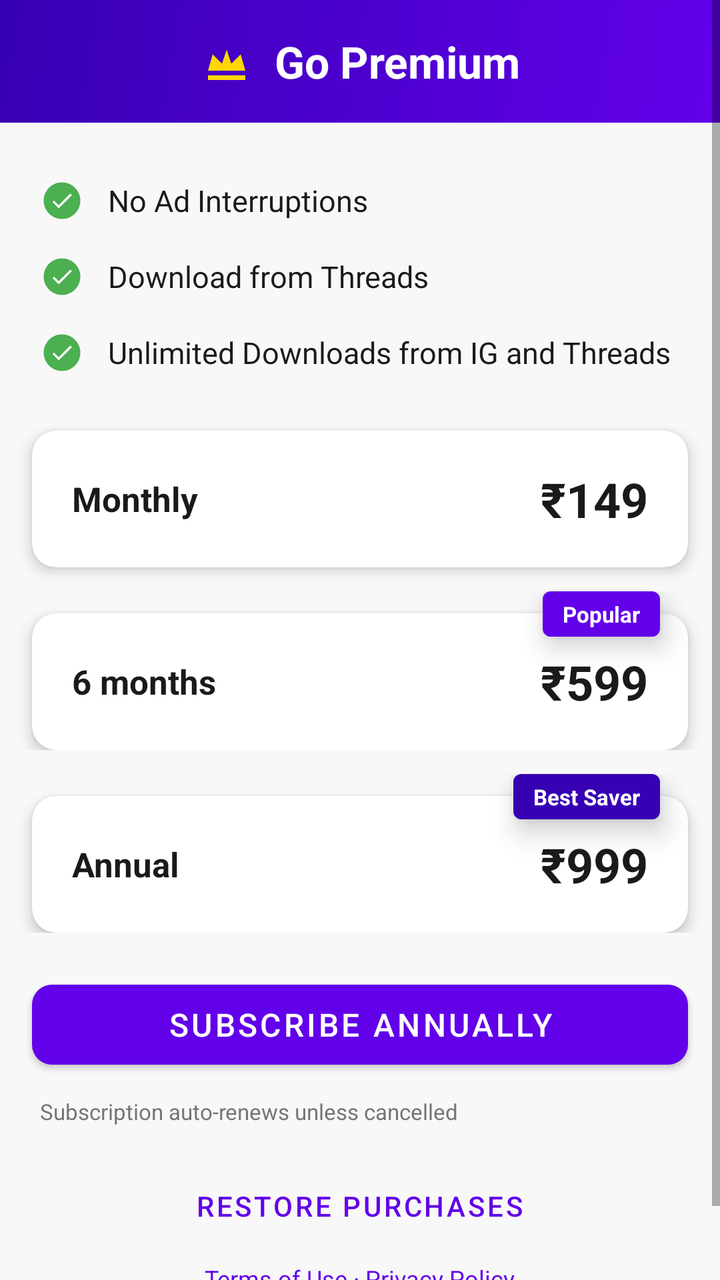
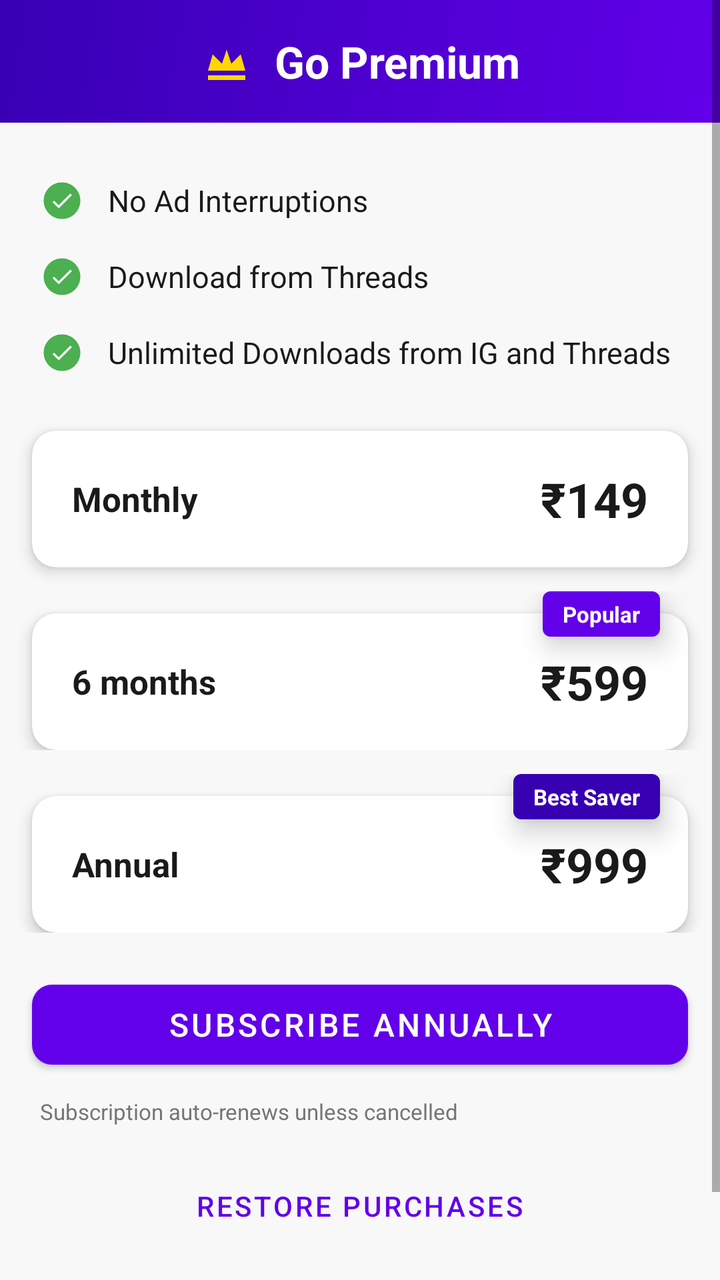

An Android layout rendered at two revisions. The XML below is the earlier revision; the diff shows what the commit changed to produce the second picture.
<!-- AndroidManifest.xml: application theme Theme.InstaGet -->
<!-- res/layout/fragment_premium.xml -->
<?xml version="1.0" encoding="utf-8"?>
<ScrollView xmlns:android="http://schemas.android.com/apk/res/android"
    xmlns:app="http://schemas.android.com/apk/res-auto"
    android:layout_width="match_parent"
    android:layout_height="match_parent"
    android:background="@color/backgroundColor">

    <LinearLayout
        android:layout_width="match_parent"
        android:layout_height="wrap_content"
        android:orientation="vertical">

        
        <LinearLayout
            android:layout_width="match_parent"
            android:layout_height="wrap_content"
            android:background="@drawable/bg_premium_gradient"
            android:gravity="center"
            android:orientation="horizontal"
            android:paddingHorizontal="24dp"
            android:paddingVertical="16dp">

            <ImageView
                android:layout_width="28dp"
                android:layout_height="28dp"
                android:src="@drawable/ic_crown"
                android:contentDescription="@null" />

            <TextView
                android:layout_width="wrap_content"
                android:layout_height="wrap_content"
                android:layout_marginStart="10dp"
                android:text="@string/label_go_premium"
                android:textColor="@color/white"
                android:textSize="22sp"
                android:textStyle="bold" />

        </LinearLayout>

        
        <com.google.android.material.progressindicator.LinearProgressIndicator
            android:id="@+id/billingLoadingIndicator"
            android:layout_width="match_parent"
            android:layout_height="wrap_content"
            android:visibility="gone"
            app:indicatorColor="@color/colorPrimary"
            app:trackCornerRadius="0dp" />

        
        <LinearLayout
            android:layout_width="match_parent"
            android:layout_height="wrap_content"
            android:orientation="vertical"
            android:paddingHorizontal="20dp"
            android:paddingTop="20dp"
            android:paddingBottom="4dp">

            
            <LinearLayout
                android:layout_width="match_parent"
                android:layout_height="wrap_content"
                android:orientation="horizontal"
                android:gravity="center_vertical"
                android:paddingVertical="8dp">

                <ImageView
                    android:layout_width="22dp"
                    android:layout_height="22dp"
                    android:src="@drawable/ic_feature_tick"
                    android:contentDescription="@null" />

                <TextView
                    android:layout_width="0dp"
                    android:layout_height="wrap_content"
                    android:layout_weight="1"
                    android:layout_marginStart="12dp"
                    android:text="No Ad Interruptions"
                    android:textColor="@color/textPrimary"
                    android:textSize="15sp" />

            </LinearLayout>

            
            <LinearLayout
                android:layout_width="match_parent"
                android:layout_height="wrap_content"
                android:orientation="horizontal"
                android:gravity="center_vertical"
                android:paddingVertical="8dp">

                <ImageView
                    android:layout_width="22dp"
                    android:layout_height="22dp"
                    android:src="@drawable/ic_feature_tick"
                    android:contentDescription="@null" />

                <TextView
                    android:layout_width="0dp"
                    android:layout_height="wrap_content"
                    android:layout_weight="1"
                    android:layout_marginStart="12dp"
                    android:text="Download from Threads"
                    android:textColor="@color/textPrimary"
                    android:textSize="15sp" />

            </LinearLayout>

            
            <LinearLayout
                android:layout_width="match_parent"
                android:layout_height="wrap_content"
                android:orientation="horizontal"
                android:gravity="center_vertical"
                android:paddingVertical="8dp">

                <ImageView
                    android:layout_width="22dp"
                    android:layout_height="22dp"
                    android:src="@drawable/ic_feature_tick"
                    android:contentDescription="@null" />

                <TextView
                    android:layout_width="0dp"
                    android:layout_height="wrap_content"
                    android:layout_weight="1"
                    android:layout_marginStart="12dp"
                    android:text="Unlimited Downloads from IG and Threads"
                    android:textColor="@color/textPrimary"
                    android:textSize="15sp" />

            </LinearLayout>

        </LinearLayout>

        
        <com.google.android.material.card.MaterialCardView
            android:id="@+id/cardMonthly"
            android:layout_width="match_parent"
            android:layout_height="wrap_content"
            android:layout_marginHorizontal="16dp"
            android:layout_marginTop="16dp"
            android:clickable="true"
            android:focusable="true"
            app:cardCornerRadius="12dp"
            app:cardElevation="4dp"
            app:cardBackgroundColor="@color/surface">

            <LinearLayout
                android:layout_width="match_parent"
                android:layout_height="wrap_content"
                android:orientation="horizontal"
                android:gravity="center_vertical"
                android:paddingHorizontal="20dp"
                android:paddingVertical="18dp">

                <TextView
                    android:layout_width="0dp"
                    android:layout_height="wrap_content"
                    android:layout_weight="1"
                    android:text="@string/label_monthly_plan"
                    android:textColor="@color/textPrimary"
                    android:textSize="17sp"
                    android:textStyle="bold" />

                <TextView
                    android:id="@+id/tvMonthlyPrice"
                    android:layout_width="wrap_content"
                    android:layout_height="wrap_content"
                    android:text="₹149"
                    android:textColor="@color/textPrimary"
                    android:textSize="24sp"
                    android:textStyle="bold" />

            </LinearLayout>

        </com.google.android.material.card.MaterialCardView>

        
        
        
        <FrameLayout
            android:layout_width="match_parent"
            android:layout_height="wrap_content"
            android:layout_marginHorizontal="8dp"
            android:layout_marginTop="12dp">

            
            <com.google.android.material.card.MaterialCardView
                android:id="@+id/cardSemiAnnual"
                android:layout_width="match_parent"
                android:layout_height="wrap_content"
                android:layout_marginHorizontal="8dp"
                android:layout_marginTop="11dp"
                android:clickable="true"
                android:focusable="true"
                app:cardCornerRadius="12dp"
                app:cardElevation="4dp"
                app:cardBackgroundColor="@color/surface">

                <LinearLayout
                    android:layout_width="match_parent"
                    android:layout_height="wrap_content"
                    android:orientation="horizontal"
                    android:gravity="center_vertical"
                    android:paddingHorizontal="20dp"
                    android:paddingVertical="18dp">

                    <TextView
                        android:layout_width="0dp"
                        android:layout_height="wrap_content"
                        android:layout_weight="1"
                        android:text="@string/label_semi_annual_plan"
                        android:textColor="@color/textPrimary"
                        android:textSize="17sp"
                        android:textStyle="bold" />

                    <TextView
                        android:id="@+id/tvSemiAnnualPrice"
                        android:layout_width="wrap_content"
                        android:layout_height="wrap_content"
                        android:text="₹599"
                        android:textColor="@color/textPrimary"
                        android:textSize="24sp"
                        android:textStyle="bold" />

                </LinearLayout>

            </com.google.android.material.card.MaterialCardView>

            
            
            <TextView
                android:id="@+id/badgePopular"
                android:layout_width="wrap_content"
                android:layout_height="wrap_content"
                android:layout_gravity="top|end"
                android:layout_marginEnd="22dp"
                android:elevation="8dp"
                android:background="@drawable/ic_popular_badge"
                android:paddingHorizontal="10dp"
                android:paddingVertical="4dp"
                android:text="@string/label_popular"
                android:textColor="@color/white"
                android:textSize="11sp"
                android:textStyle="bold" />

        </FrameLayout>

        
        <FrameLayout
            android:layout_width="match_parent"
            android:layout_height="wrap_content"
            android:layout_marginHorizontal="8dp"
            android:layout_marginTop="12dp">

            
            <com.google.android.material.card.MaterialCardView
                android:id="@+id/cardAnnual"
                android:layout_width="match_parent"
                android:layout_height="wrap_content"
                android:layout_marginHorizontal="8dp"
                android:layout_marginTop="11dp"
                android:clickable="true"
                android:focusable="true"
                app:cardCornerRadius="12dp"
                app:cardElevation="4dp"
                app:cardBackgroundColor="@color/surface">

                <LinearLayout
                    android:layout_width="match_parent"
                    android:layout_height="wrap_content"
                    android:orientation="horizontal"
                    android:gravity="center_vertical"
                    android:paddingHorizontal="20dp"
                    android:paddingVertical="18dp">

                    <TextView
                        android:layout_width="0dp"
                        android:layout_height="wrap_content"
                        android:layout_weight="1"
                        android:text="@string/label_annual_plan"
                        android:textColor="@color/textPrimary"
                        android:textSize="17sp"
                        android:textStyle="bold" />

                    <TextView
                        android:id="@+id/tvAnnualPrice"
                        android:layout_width="wrap_content"
                        android:layout_height="wrap_content"
                        android:text="₹999"
                        android:textColor="@color/textPrimary"
                        android:textSize="24sp"
                        android:textStyle="bold" />

                </LinearLayout>

            </com.google.android.material.card.MaterialCardView>

            
            <TextView
                android:id="@+id/badgeBestValue"
                android:layout_width="wrap_content"
                android:layout_height="wrap_content"
                android:layout_gravity="top|end"
                android:layout_marginEnd="22dp"
                android:elevation="8dp"
                android:background="@drawable/ic_best_value_badge"
                android:paddingHorizontal="10dp"
                android:paddingVertical="4dp"
                android:text="@string/label_save_50"
                android:textColor="@color/white"
                android:textSize="11sp"
                android:textStyle="bold" />

        </FrameLayout>

        
        <com.google.android.material.button.MaterialButton
            android:id="@+id/btnSubscribe"
            android:layout_width="match_parent"
            android:layout_height="52dp"
            android:layout_marginHorizontal="16dp"
            android:layout_marginTop="20dp"
            android:text="Subscribe Annually"
            android:textColor="@color/white"
            android:textSize="16sp"
            app:backgroundTint="@color/colorPrimary"
            app:cornerRadius="10dp" />

        
        <TextView
            android:layout_width="wrap_content"
            android:layout_height="wrap_content"
            android:layout_marginHorizontal="20dp"
            android:layout_marginTop="10dp"
            android:text="@string/label_ongoing_offer"
            android:textColor="@color/textSecondary"
            android:textSize="11sp" />

        
        <com.google.android.material.button.MaterialButton
            android:id="@+id/btnRestore"
            style="@style/Widget.MaterialComponents.Button.TextButton"
            android:layout_width="wrap_content"
            android:layout_height="wrap_content"
            android:layout_gravity="center_horizontal"
            android:layout_marginTop="16dp"
            android:layout_marginHorizontal="16dp"
            android:text="@string/btn_restore_purchases"
            android:textColor="@color/colorPrimary" />

        
        <TextView
            android:layout_width="wrap_content"
            android:layout_height="wrap_content"
            android:layout_gravity="center_horizontal"
            android:layout_marginTop="4dp"
            android:layout_marginBottom="32dp"
            android:layout_marginHorizontal="16dp"
            android:text="@string/label_terms_privacy"
            android:textColor="@color/colorPrimary"
            android:textSize="12sp" />

    </LinearLayout>

</ScrollView>
<!-- resources referenced by this layout -->
<resources>
  <color name="backgroundColor">#F8F8F8</color>
  <color name="colorPrimary">#6200EA</color>
  <color name="surface">#FFFFFF</color>
  <color name="textPrimary">#1A1A1A</color>
  <color name="textSecondary">#757575</color>
  <color name="white">#FFFFFF</color>
  <!-- drawable bg_premium_gradient (drawable) -->
  <?xml version="1.0" encoding="utf-8"?>
  <shape xmlns:android="http://schemas.android.com/apk/res/android"
      android:shape="rectangle">
      <gradient
          android:angle="135"
          android:startColor="#6200EA"
          android:endColor="#3700B3"
          android:type="linear" />
  </shape>
  <!-- drawable ic_best_value_badge (drawable) -->
  <?xml version="1.0" encoding="utf-8"?>
  <shape xmlns:android="http://schemas.android.com/apk/res/android"
      android:shape="rectangle">
      <solid android:color="#3700B3" />
      <corners android:radius="4dp" />
  </shape>
  <!-- drawable ic_crown (drawable) -->
  <?xml version="1.0" encoding="utf-8"?>
  <vector xmlns:android="http://schemas.android.com/apk/res/android"
      android:width="48dp"
      android:height="48dp"
      android:viewportWidth="48"
      android:viewportHeight="48">
      <path
          android:fillColor="#FFD700"
          android:pathData="M8,36L40,36L40,40L8,40ZM8,32L12,18L20,26L24,14L28,26L36,18L40,32Z" />
  </vector>
  <!-- drawable ic_feature_tick (drawable) -->
  <?xml version="1.0" encoding="utf-8"?>
  <vector xmlns:android="http://schemas.android.com/apk/res/android"
      android:width="22dp"
      android:height="22dp"
      android:viewportWidth="24"
      android:viewportHeight="24">
      
      <path
          android:fillColor="#4CAF50"
          android:pathData="M12,2C6.48,2 2,6.48 2,12s4.48,10 10,10 10,-4.48 10,-10S17.52,2 12,2z" />
      
      <group
          android:scaleX="0.6"
          android:scaleY="0.6"
          android:pivotX="12"
          android:pivotY="12">
          <path
              android:fillColor="#FFFFFF"
              android:pathData="M9,16.17L4.83,12l-1.42,1.41L9,19 21,7l-1.41,-1.41z" />
      </group>
  </vector>
  <!-- drawable ic_popular_badge (drawable) -->
  <?xml version="1.0" encoding="utf-8"?>
  <shape xmlns:android="http://schemas.android.com/apk/res/android"
      android:shape="rectangle">
      <solid android:color="#6200EA" />
      <corners android:radius="4dp" />
  </shape>
  <string name="btn_restore_purchases">Restore Purchases</string>
  <string name="label_annual_plan">Annual</string>
  <string name="label_go_premium">Go Premium</string>
  <string name="label_monthly_plan">Monthly</string>
  <string name="label_ongoing_offer">Subscription auto-renews unless cancelled</string>
  <string name="label_popular">Popular</string>
  <string name="label_save_50">Best Saver</string>
  <string name="label_semi_annual_plan">6 months</string>
  <string name="label_terms_privacy">Terms of Use · Privacy Policy</string>
  <style name="Theme.InstaGet" parent="Theme.MaterialComponents.Light.NoActionBar">
          <item name="colorPrimary">@color/colorPrimary</item>
          <item name="colorPrimaryDark">@color/colorPrimaryDark</item>
          <item name="colorAccent">@color/colorAccent</item>
          <item name="android:windowBackground">@color/backgroundColor</item>
          <item name="android:statusBarColor">@color/backgroundColor</item>
          <item name="android:windowLightStatusBar">true</item>
      </style>
  <color name="colorPrimaryDark">#3700B3</color>
  <color name="colorAccent">#03DAC5</color>
</resources>

<!-- the commit's change to res/layout/fragment_premium.xml (unified diff, before → after) -->
@@ -12,6 +12,7 @@
 
         
         <LinearLayout
+            android:id="@+id/freeHeader"
             android:layout_width="match_parent"
             android:layout_height="wrap_content"
             android:background="@drawable/bg_premium_gradient"
@@ -38,6 +39,35 @@
         </LinearLayout>
 
         
+        <LinearLayout
+            android:id="@+id/subscribedHeader"
+            android:layout_width="match_parent"
+            android:layout_height="wrap_content"
+            android:background="@drawable/bg_premium_gradient"
+            android:gravity="center"
+            android:orientation="vertical"
+            android:paddingHorizontal="24dp"
+            android:visibility="gone">
+
+            <ImageView
+                android:layout_width="56dp"
+                android:layout_height="56dp"
+                android:src="@drawable/ic_crown"
+                android:contentDescription="@null"
+                android:layout_marginBottom="14dp" />
+
+            <TextView
+                android:layout_width="wrap_content"
+                android:layout_height="wrap_content"
+                android:text="You are a Premium Member"
+                android:textColor="@color/white"
+                android:textSize="22sp"
+                android:textStyle="bold"
+                android:gravity="center" />
+
+        </LinearLayout>
+
+        
         <com.google.android.material.progressindicator.LinearProgressIndicator
             android:id="@+id/billingLoadingIndicator"
             android:layout_width="match_parent"
@@ -133,64 +163,19 @@
         </LinearLayout>
 
         
-        <com.google.android.material.card.MaterialCardView
-            android:id="@+id/cardMonthly"
-            android:layout_width="match_parent"
-            android:layout_height="wrap_content"
-            android:layout_marginHorizontal="16dp"
-            android:layout_marginTop="16dp"
-            android:clickable="true"
-            android:focusable="true"
-            app:cardCornerRadius="12dp"
-            app:cardElevation="4dp"
-            app:cardBackgroundColor="@color/surface">
-
-            <LinearLayout
-                android:layout_width="match_parent"
-                android:layout_height="wrap_content"
-                android:orientation="horizontal"
-                android:gravity="center_vertical"
-                android:paddingHorizontal="20dp"
-                android:paddingVertical="18dp">
-
-                <TextView
-                    android:layout_width="0dp"
-                    android:layout_height="wrap_content"
-                    android:layout_weight="1"
-                    android:text="@string/label_monthly_plan"
-                    android:textColor="@color/textPrimary"
-                    android:textSize="17sp"
-                    android:textStyle="bold" />
-
-                <TextView
-                    android:id="@+id/tvMonthlyPrice"
-                    android:layout_width="wrap_content"
-                    android:layout_height="wrap_content"
-                    android:text="₹149"
-                    android:textColor="@color/textPrimary"
-                    android:textSize="24sp"
-                    android:textStyle="bold" />
-
-            </LinearLayout>
-
-        </com.google.android.material.card.MaterialCardView>
-
-        
-        
-        
-        <FrameLayout
-            android:layout_width="match_parent"
-            android:layout_height="wrap_content"
-            android:layout_marginHorizontal="8dp"
-            android:layout_marginTop="12dp">
+        <LinearLayout
+            android:id="@+id/subscriptionContent"
+            android:layout_width="match_parent"
+            android:layout_height="wrap_content"
+            android:orientation="vertical">
 
             
             <com.google.android.material.card.MaterialCardView
-                android:id="@+id/cardSemiAnnual"
-                android:layout_width="match_parent"
-                android:layout_height="wrap_content"
-                android:layout_marginHorizontal="8dp"
-                android:layout_marginTop="11dp"
+                android:id="@+id/cardMonthly"
+                android:layout_width="match_parent"
+                android:layout_height="wrap_content"
+                android:layout_marginHorizontal="16dp"
+                android:layout_marginTop="16dp"
                 android:clickable="true"
                 android:focusable="true"
                 app:cardCornerRadius="12dp"
@@ -209,16 +194,16 @@
                         android:layout_width="0dp"
                         android:layout_height="wrap_content"
                         android:layout_weight="1"
-                        android:text="@string/label_semi_annual_plan"
+                        android:text="@string/label_monthly_plan"
                         android:textColor="@color/textPrimary"
                         android:textSize="17sp"
                         android:textStyle="bold" />
 
                     <TextView
-                        android:id="@+id/tvSemiAnnualPrice"
+                        android:id="@+id/tvMonthlyPrice"
                         android:layout_width="wrap_content"
                         android:layout_height="wrap_content"
-                        android:text="₹599"
+                        android:text="₹149"
                         android:textColor="@color/textPrimary"
                         android:textSize="24sp"
                         android:textStyle="bold" />
@@ -228,133 +213,180 @@
             </com.google.android.material.card.MaterialCardView>
 
             
+            <FrameLayout
+                android:layout_width="match_parent"
+                android:layout_height="wrap_content"
+                android:layout_marginHorizontal="8dp"
+                android:layout_marginTop="12dp">
+
+                <com.google.android.material.card.MaterialCardView
+                    android:id="@+id/cardSemiAnnual"
+                    android:layout_width="match_parent"
+                    android:layout_height="wrap_content"
+                    android:layout_marginHorizontal="8dp"
+                    android:layout_marginTop="11dp"
+                    android:clickable="true"
+                    android:focusable="true"
+                    app:cardCornerRadius="12dp"
+                    app:cardElevation="4dp"
+                    app:cardBackgroundColor="@color/surface">
+
+                    <LinearLayout
+                        android:layout_width="match_parent"
+                        android:layout_height="wrap_content"
+                        android:orientation="horizontal"
+                        android:gravity="center_vertical"
+                        android:paddingHorizontal="20dp"
+                        android:paddingVertical="18dp">
+
+                        <TextView
+                            android:layout_width="0dp"
+                            android:layout_height="wrap_content"
+                            android:layout_weight="1"
+                            android:text="@string/label_semi_annual_plan"
+                            android:textColor="@color/textPrimary"
+                            android:textSize="17sp"
+                            android:textStyle="bold" />
+
+                        <TextView
+                            android:id="@+id/tvSemiAnnualPrice"
+                            android:layout_width="wrap_content"
+                            android:layout_height="wrap_content"
+                            android:text="₹599"
+                            android:textColor="@color/textPrimary"
+                            android:textSize="24sp"
+                            android:textStyle="bold" />
+
+                    </LinearLayout>
+
+                </com.google.android.material.card.MaterialCardView>
+
+                <TextView
+                    android:id="@+id/badgePopular"
+                    android:layout_width="wrap_content"
+                    android:layout_height="wrap_content"
+                    android:layout_gravity="top|end"
+                    android:layout_marginEnd="22dp"
+                    android:elevation="8dp"
+                    android:background="@drawable/ic_popular_badge"
+                    android:paddingHorizontal="10dp"
+                    android:paddingVertical="4dp"
+                    android:text="@string/label_popular"
+                    android:textColor="@color/white"
+                    android:textSize="11sp"
+                    android:textStyle="bold" />
+
+            </FrameLayout>
+
+            
+            <FrameLayout
+                android:layout_width="match_parent"
+                android:layout_height="wrap_content"
+                android:layout_marginHorizontal="8dp"
+                android:layout_marginTop="12dp">
+
+                <com.google.android.material.card.MaterialCardView
+                    android:id="@+id/cardAnnual"
+                    android:layout_width="match_parent"
+                    android:layout_height="wrap_content"
+                    android:layout_marginHorizontal="8dp"
+                    android:layout_marginTop="11dp"
+                    android:clickable="true"
+                    android:focusable="true"
+                    app:cardCornerRadius="12dp"
+                    app:cardElevation="4dp"
+                    app:cardBackgroundColor="@color/surface">
+
+                    <LinearLayout
+                        android:layout_width="match_parent"
+                        android:layout_height="wrap_content"
+                        android:orientation="horizontal"
+                        android:gravity="center_vertical"
+                        android:paddingHorizontal="20dp"
+                        android:paddingVertical="18dp">
+
+                        <TextView
+                            android:layout_width="0dp"
+                            android:layout_height="wrap_content"
+                            android:layout_weight="1"
+                            android:text="@string/label_annual_plan"
+                            android:textColor="@color/textPrimary"
+                            android:textSize="17sp"
+                            android:textStyle="bold" />
+
+                        <TextView
+                            android:id="@+id/tvAnnualPrice"
+                            android:layout_width="wrap_content"
+                            android:layout_height="wrap_content"
+                            android:text="₹999"
+                            android:textColor="@color/textPrimary"
+                            android:textSize="24sp"
+                            android:textStyle="bold" />
+
+                    </LinearLayout>
+
+                </com.google.android.material.card.MaterialCardView>
+
+                <TextView
+                    android:id="@+id/badgeBestValue"
+                    android:layout_width="wrap_content"
+                    android:layout_height="wrap_content"
+                    android:layout_gravity="top|end"
+                    android:layout_marginEnd="22dp"
+                    android:elevation="8dp"
+                    android:background="@drawable/ic_best_value_badge"
+                    android:paddingHorizontal="10dp"
+                    android:paddingVertical="4dp"
+                    android:text="@string/label_save_50"
+                    android:textColor="@color/white"
+                    android:textSize="11sp"
+                    android:textStyle="bold" />
+
+            </FrameLayout>
+
+            
+            <com.google.android.material.button.MaterialButton
+                android:id="@+id/btnSubscribe"
+                android:layout_width="match_parent"
+                android:layout_height="52dp"
+                android:layout_marginHorizontal="16dp"
+                android:layout_marginTop="20dp"
+                android:text="Subscribe Annually"
+                android:textColor="@color/white"
+                android:textSize="16sp"
+                app:backgroundTint="@color/colorPrimary"
+                app:cornerRadius="10dp" />
+
             
             <TextView
-                android:id="@+id/badgePopular"
                 android:layout_width="wrap_content"
                 android:layout_height="wrap_content"
-                android:layout_gravity="top|end"
-                android:layout_marginEnd="22dp"
-                android:elevation="8dp"
-                android:background="@drawable/ic_popular_badge"
-                android:paddingHorizontal="10dp"
-                android:paddingVertical="4dp"
-                android:text="@string/label_popular"
-                android:textColor="@color/white"
-                android:textSize="11sp"
-                android:textStyle="bold" />
-
-        </FrameLayout>
-
-        
-        <FrameLayout
-            android:layout_width="match_parent"
-            android:layout_height="wrap_content"
-            android:layout_marginHorizontal="8dp"
-            android:layout_marginTop="12dp">
-
-            
-            <com.google.android.material.card.MaterialCardView
-                android:id="@+id/cardAnnual"
-                android:layout_width="match_parent"
-                android:layout_height="wrap_content"
-                android:layout_marginHorizontal="8dp"
-                android:layout_marginTop="11dp"
-                android:clickable="true"
-                android:focusable="true"
-                app:cardCornerRadius="12dp"
-                app:cardElevation="4dp"
-                app:cardBackgroundColor="@color/surface">
-
-                <LinearLayout
-                    android:layout_width="match_parent"
-                    android:layout_height="wrap_content"
-                    android:orientation="horizontal"
-                    android:gravity="center_vertical"
-                    android:paddingHorizontal="20dp"
-                    android:paddingVertical="18dp">
-
-                    <TextView
-                        android:layout_width="0dp"
-                        android:layout_height="wrap_content"
-                        android:layout_weight="1"
-                        android:text="@string/label_annual_plan"
-                        android:textColor="@color/textPrimary"
-                        android:textSize="17sp"
-                        android:textStyle="bold" />
-
-                    <TextView
-                        android:id="@+id/tvAnnualPrice"
-                        android:layout_width="wrap_content"
-                        android:layout_height="wrap_content"
-                        android:text="₹999"
-                        android:textColor="@color/textPrimary"
-                        android:textSize="24sp"
-                        android:textStyle="bold" />
-
-                </LinearLayout>
-
-            </com.google.android.material.card.MaterialCardView>
-
-            
-            <TextView
-                android:id="@+id/badgeBestValue"
+                android:layout_marginHorizontal="20dp"
+                android:layout_marginTop="10dp"
+                android:text="@string/label_ongoing_offer"
+                android:textColor="@color/textSecondary"
+                android:textSize="11sp" />
+
+            
+            <com.google.android.material.button.MaterialButton
+                android:id="@+id/btnRestore"
+                style="@style/Widget.MaterialComponents.Button.TextButton"
                 android:layout_width="wrap_content"
                 android:layout_height="wrap_content"
-                android:layout_gravity="top|end"
-                android:layout_marginEnd="22dp"
-                android:elevation="8dp"
-                android:background="@drawable/ic_best_value_badge"
-                android:paddingHorizontal="10dp"
-                android:paddingVertical="4dp"
-                android:text="@string/label_save_50"
-                android:textColor="@color/white"
-                android:textSize="11sp"
-                android:textStyle="bold" />
-
-        </FrameLayout>
-
-        
-        <com.google.android.material.button.MaterialButton
-            android:id="@+id/btnSubscribe"
-            android:layout_width="match_parent"
-            android:layout_height="52dp"
-            android:layout_marginHorizontal="16dp"
-            android:layout_marginTop="20dp"
-            android:text="Subscribe Annually"
-            android:textColor="@color/white"
-            android:textSize="16sp"
-            app:backgroundTint="@color/colorPrimary"
-            app:cornerRadius="10dp" />
+                android:layout_gravity="center_horizontal"
+                android:layout_marginTop="16dp"
+                android:layout_marginHorizontal="16dp"
+                android:text="@string/btn_restore_purchases"
+                android:textColor="@color/colorPrimary" />
+
+        </LinearLayout>
 
         
         <TextView
             android:layout_width="wrap_content"
             android:layout_height="wrap_content"
-            android:layout_marginHorizontal="20dp"
-            android:layout_marginTop="10dp"
-            android:text="@string/label_ongoing_offer"
-            android:textColor="@color/textSecondary"
-            android:textSize="11sp" />
-
-        
-        <com.google.android.material.button.MaterialButton
-            android:id="@+id/btnRestore"
-            style="@style/Widget.MaterialComponents.Button.TextButton"
-            android:layout_width="wrap_content"
-            android:layout_height="wrap_content"
             android:layout_gravity="center_horizontal"
-            android:layout_marginTop="16dp"
-            android:layout_marginHorizontal="16dp"
-            android:text="@string/btn_restore_purchases"
-            android:textColor="@color/colorPrimary" />
-
-        
-        <TextView
-            android:layout_width="wrap_content"
-            android:layout_height="wrap_content"
-            android:layout_gravity="center_horizontal"
-            android:layout_marginTop="4dp"
+            android:layout_marginTop="12dp"
             android:layout_marginBottom="32dp"
             android:layout_marginHorizontal="16dp"
             android:text="@string/label_terms_privacy"
<!-- resource entries referenced after the edit -->
@@ -77,10 +77,11 @@
           <item name="colorPrimaryDark">@color/colorPrimaryDark</item>
           <item name="colorAccent">@color/colorAccent</item>
           <item name="android:windowBackground">@color/backgroundColor</item>
-          <item name="android:statusBarColor">@color/backgroundColor</item>
-          <item name="android:windowLightStatusBar">true</item>
+          <item name="android:statusBarColor">@color/colorStatusBar</item>
+          <item name="android:windowLightStatusBar">false</item>
       </style>
   <color name="colorPrimaryDark">#3700B3</color>
   <color name="colorAccent">#03DAC5</color>
+  <color name="colorStatusBar">#7C4DFF</color>
 </resources>
 
